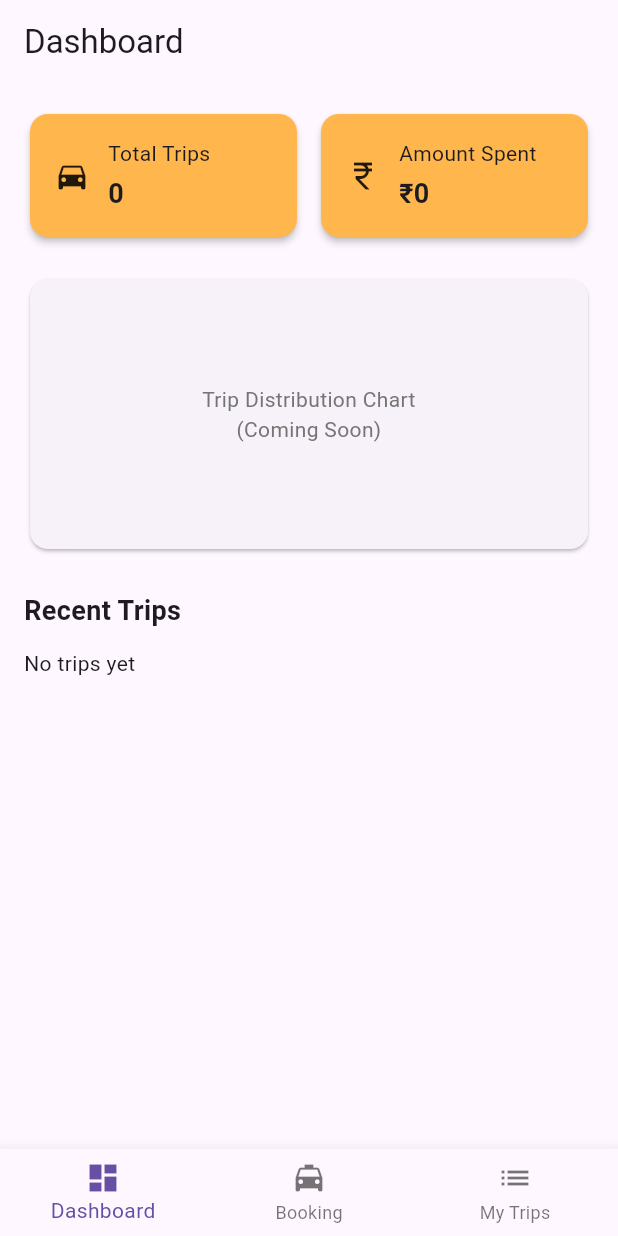
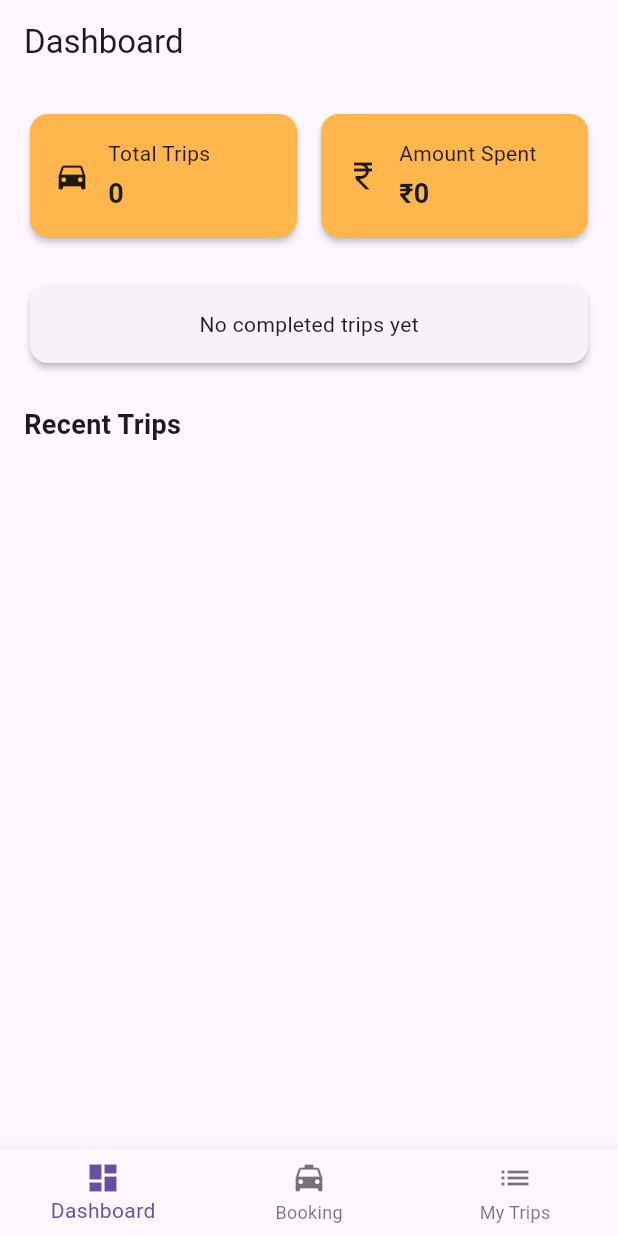
Before and after one commit to swathicgowda97/smart_ride_app, a Flutter app: the screen it shows after launch, on a phone screen of 412 x 824 dp. Run offline on Flutter 3.47's test engine with Material 3 defaults, Android fonts, the phone set to English and light mode, and no system bars; our stand-ins replace fl_chart, flutter_riverpod.

Commit message:
feat: add real-time dashboard chart by ride type

```diff
--- a/lib/ui/dashboard/dashboard_screen.dart
+++ b/lib/ui/dashboard/dashboard_screen.dart
@@ -1,10 +1,11 @@
 import 'package:flutter/material.dart';
 import 'package:flutter_riverpod/flutter_riverpod.dart';
+import '../../../../core/constants/ride_types.dart';
+import '../../../../core/constants/trip_status.dart';
 import '../../state/trips/trip_provider.dart';
 import '../widgets/recent_trip_tile.dart';
 import '../widgets/summary_card.dart';
-import '../widgets/trip_chart_placeholder.dart';
-import '../../../core/constants/trip_status.dart';
+import '../widgets/trip_chart.dart';
 
 class DashboardScreen extends ConsumerWidget {
   const DashboardScreen({super.key});
@@ -16,11 +17,15 @@ class DashboardScreen extends ConsumerWidget {
     final completedTrips =
     trips.where((t) => t.status == TripStatus.completed).toList();
 
-    final totalSpent =
-    completedTrips.fold(0.0, (sum, t) => sum + t.fare);
+    final totalAmount = completedTrips.fold<double>(
+      0,
+          (sum, t) => sum + t.fare,
+    );
 
-    final recentTrips =
-    trips.reversed.take(5).toList();
+    final tripCounts = <RideType, int>{
+      for (final type in RideType.values)
+        type: completedTrips.where((t) => t.rideType == type).length
+    };
 
     return Scaffold(
       appBar: AppBar(title: const Text('Dashboard')),
@@ -29,13 +34,13 @@ class DashboardScreen extends ConsumerWidget {
         child: Column(
           crossAxisAlignment: CrossAxisAlignment.start,
           children: [
-            /// Summary cards
+            /// Summary Cards
             Row(
               children: [
                 Expanded(
                   child: SummaryCard(
                     title: 'Total Trips',
-                    value: trips.length.toString(),
+                    value: completedTrips.length.toString(),
                     icon: Icons.directions_car,
                   ),
                 ),
@@ -43,33 +48,37 @@ class DashboardScreen extends ConsumerWidget {
                 Expanded(
                   child: SummaryCard(
                     title: 'Amount Spent',
-                    value: '₹${totalSpent.toInt()}',
+                    value: '₹${totalAmount.toStringAsFixed(0)}',
                     icon: Icons.currency_rupee,
                   ),
                 ),
               ],
             ),
 
-            const SizedBox(height: 20),
+            const SizedBox(height: 24),
 
-            /// Chart placeholder (next step)
-            const TripChartPlaceholder(),
+            /// Chart
+            Card(
+              elevation: 2,
+              child: Padding(
+                padding: const EdgeInsets.all(16),
+                child: TripChart(tripCounts: tripCounts),
+              ),
+            ),
 
             const SizedBox(height: 24),
 
-            /// Recent trips
+            /// Recent Trips
             const Text(
               'Recent Trips',
               style: TextStyle(fontSize: 18, fontWeight: FontWeight.bold),
             ),
             const SizedBox(height: 12),
 
-            if (recentTrips.isEmpty)
-              const Text('No trips yet'),
-
-            ...recentTrips.map(
-                  (trip) => RecentTripTile(trip: trip),
-            ),
+            ...completedTrips
+                .take(5)
+                .map((trip) => RecentTripTile(trip: trip))
+                .toList(),
           ],
         ),
       ),
--- /dev/null
+++ b/lib/ui/widgets/trip_chart.dart
@@ -0,0 +1,62 @@
+import 'package:fl_chart/fl_chart.dart';
+import 'package:flutter/material.dart';
+import '../../../../core/constants/ride_types.dart';
+
+class TripChart extends StatelessWidget {
+  final Map<RideType, int> tripCounts;
+
+  const TripChart({
+    super.key,
+    required this.tripCounts,
+  });
+
+  Color _color(RideType type) {
+    switch (type) {
+      case RideType.mini:
+        return Colors.orange;
+      case RideType.sedan:
+        return Colors.blue;
+      case RideType.auto:
+        return Colors.green;
+      case RideType.bike:
+        return Colors.purple;
+    }
+  }
+
+  @override
+  Widget build(BuildContext context) {
+    final total = tripCounts.values.fold(0, (a, b) => a + b);
+
+    if (total == 0) {
+      return const Center(
+        child: Text('No completed trips yet'),
+      );
+    }
+
+    return AspectRatio(
+      aspectRatio: 1.3,
+      child: PieChart(
+        PieChartData(
+          sectionsSpace: 2,
+          centerSpaceRadius: 40,
+          sections: RideType.values.map((type) {
+            final count = tripCounts[type] ?? 0;
+            if (count == 0) return PieChartSectionData(value: 0);
+
+            return PieChartSectionData(
+              value: count.toDouble(),
+              title: '${type.label}\n$count',
+              color: _color(type),
+              radius: 60,
+              titleStyle: const TextStyle(
+                fontSize: 12,
+                fontWeight: FontWeight.bold,
+                color: Colors.white,
+              ),
+            );
+          }).toList(),
+        ),
+      ),
+    );
+  }
+}
```
